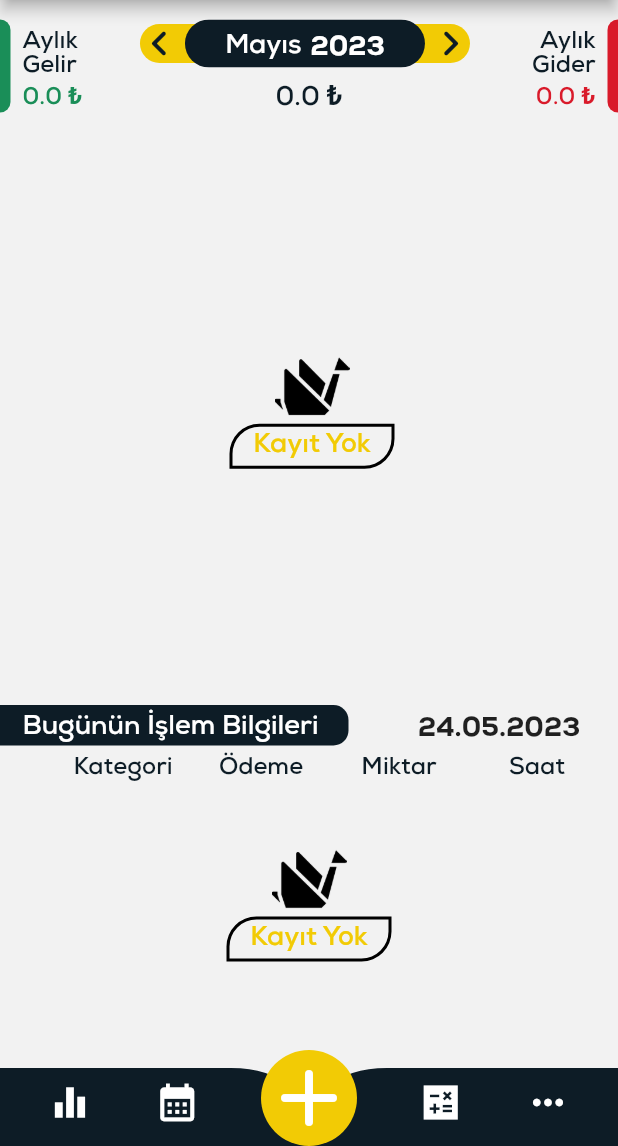
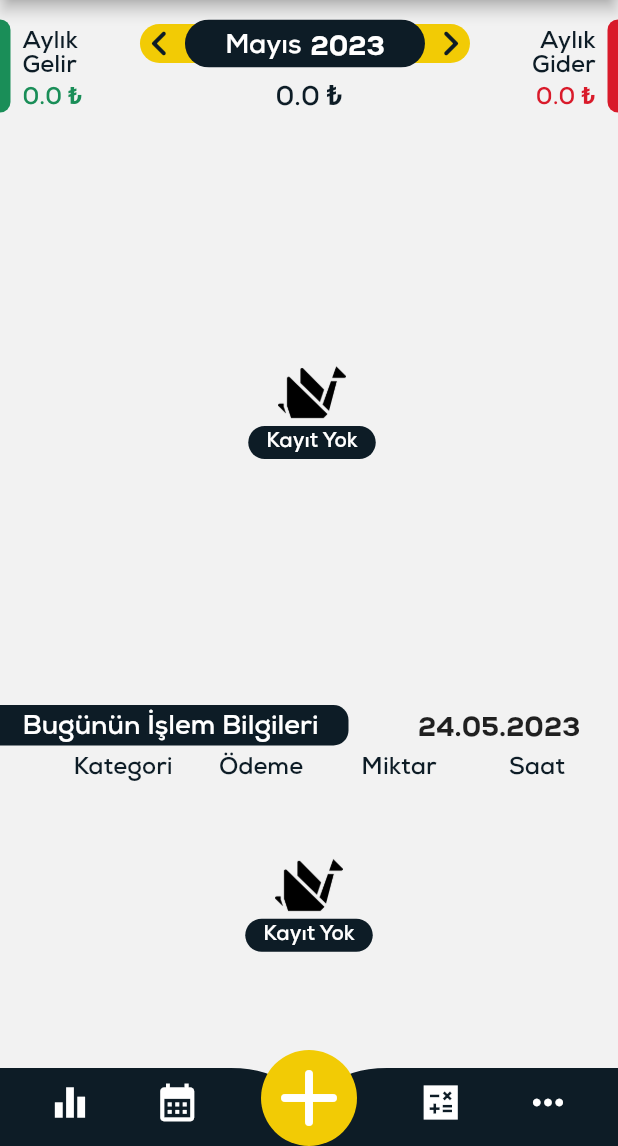
Before and after one commit to zahidayturan/ButceTakip, a Flutter app: the screen it shows after launch, on a phone screen of 412 x 824 dp, the part 90-1236 px from its top. Run offline on Flutter 3.47's test engine with Material 2 defaults, Android fonts, the phone set to English and light mode, and no system bars; our stand-ins replace csv, device_info_plus, firebase_auth, firebase_core, firebase_messaging, firebase_storage and 5 more; missing offline and left inert: d_chart, googleapis; accounts and stored records are empty; Roboto replaces fonts that are missing (TL).

```diff
--- a/lib/UI/daily_info.dart
+++ b/lib/UI/daily_info.dart
@@ -185,20 +185,19 @@ class _GunlukInfoState extends ConsumerState<GunlukInfo> {
                                 children: [
                                   Image.asset(
                                     "assets/image/origami_noinfo.png",
-                                    width: 50,
-                                    height: 50,
+                                    width: 45,
+                                    height: 45,
                                   ),
                                   SizedBox(
-                                    height: 30,
-                                    width: 110,
+                                    height: 22,
+                                    width: 85,
                                     child: DecoratedBox(
                                         decoration: BoxDecoration(
-                                          borderRadius: const BorderRadius.only(topLeft: Radius.circular(20),bottomRight: Radius.circular(20)),
-                                          border: Border.all(
-                                              color: Colors.black, width: 2),
+                                          borderRadius: BorderRadius.circular(20),
+                                          color: renkler.koyuuRenk
                                         ),
                                         child: const Center(child: TextMod(
-                                            "Kayıt Yok", Color(0xFFF2CB05), 18))
+                                            "Kayıt Yok", Colors.white, 14))
                                     ),
                                   ),
                                 ],
--- a/lib/UI/monthly_info.dart
+++ b/lib/UI/monthly_info.dart
@@ -48,23 +48,20 @@ class Aylikinfo extends ConsumerWidget {
                                 children: [
                                   Image.asset(
                                     "assets/image/origami_noinfo.png",
-                                    width: 50,
-                                    height: 50,
+                                    width: 45,
+                                    height: 45,
                                   ),
                                   SizedBox(
-                                    height: 30,
-                                    width: 110,
+                                    height: 22,
+                                    width: 85,
                                     child: DecoratedBox(
                                         decoration: BoxDecoration(
-                                          borderRadius: const BorderRadius.only(
-                                              topLeft: Radius.circular(20),
-                                              bottomRight: Radius.circular(20)),
-                                          border: Border.all(
-                                              color: Colors.black, width: 2),
+                                            borderRadius: BorderRadius.circular(20),
+                                            color: renkler.koyuuRenk
                                         ),
-                                        child: const Center(
-                                            child: TextMod("Kayıt Yok",
-                                                Color(0xFFF2CB05), 18))),
+                                        child: const Center(child: TextMod(
+                                            "Kayıt Yok", Colors.white, 14))
+                                    ),
                                   ),
                                 ],
                               ),
--- a/lib/UI/password_forget.dart
+++ b/lib/UI/password_forget.dart
@@ -113,6 +113,7 @@ class _PasswordForgetState extends ConsumerState<PasswordForget> {
                             readSetting.setPassword("null");
                             readSetting.setPasswordMode(false);
                             readSetting.setisuseinsert();
+                            ref.read(botomNavBarRiverpod).setCurrentindex(4);
                             Navigator.popUntil(context, (route) => route.isFirst);
                           }else {
                             Navigator.of(context).pop();
--- a/lib/UI/registery_list.dart
+++ b/lib/UI/registery_list.dart
@@ -79,7 +79,7 @@ class RegisteryList extends ConsumerWidget {
                   children: [
                     Row(
                       mainAxisAlignment: MainAxisAlignment.spaceAround,
-                      children: [
+                      children: const [
                         Padding(
                           padding: EdgeInsets.only(left: 20),
                           child: Text(
--- a/lib/pages/more/Help/help_calculator.dart
+++ b/lib/pages/more/Help/help_calculator.dart
@@ -1,6 +1,5 @@
 import 'package:butcekontrol/Pages/more/Help/help_footer.dart';
 import 'package:butcekontrol/classes/app_bar_for_page.dart';
-import 'package:butcekontrol/classes/nav_bar.dart';
 import 'package:butcekontrol/constans/material_color.dart';
 import 'package:flutter/material.dart';
 
--- a/lib/pages/more/Help/help_home_page.dart
+++ b/lib/pages/more/Help/help_home_page.dart
@@ -1,6 +1,5 @@
 import 'package:butcekontrol/Pages/more/Help/help_footer.dart';
 import 'package:butcekontrol/classes/app_bar_for_page.dart';
-import 'package:butcekontrol/classes/nav_bar.dart';
 import 'package:butcekontrol/constans/material_color.dart';
 import 'package:flutter/material.dart';
 
--- a/pubspec.yaml
+++ b/pubspec.yaml
@@ -37,7 +37,6 @@ dependencies:
   d_chart: ^2.2.11
   csv: ^5.0.0-nullsafety.0
   permission_handler: ^10.2.0
-  external_path: ^1.0.3
   googleapis: ^11.1.0
   googleapis_auth: ^1.4.0
   path_provider: ^2.0.15
```
Also changed, not shown: lib/pages/more/Help/help_backup.dart (added, +104 -0 lines), lib/pages/more/Help/help_page.dart (+38 -8 lines), lib/pages/more/backup.dart (+5 -5 lines), lib/riverpod/ggl_drive_riverpod.dart (+7 -7 lines), lib/utils/cvs_converter.dart (+8 -9 lines), assets/image/helpbackup1.png (added), assets/image/helpbackup2.jpg (added), pubspec.lock.
